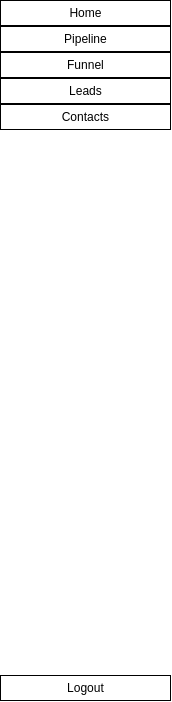
Above: CRM/views/ui/sidebar.ui from ImGaby123/SalesOptimizer-CRM before the change. Below: the same form after it.
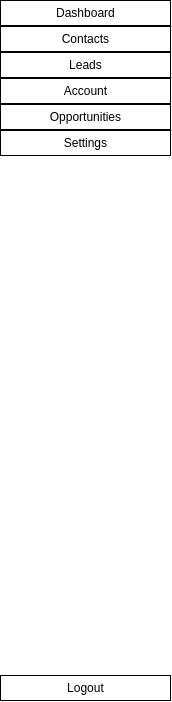
That is the form after the change.

Commit message: lead and settings setup in sidebar

```diff
--- a/CRM/views/ui/sidebar.ui
+++ b/CRM/views/ui/sidebar.ui
@@ -52,97 +52,7 @@
 }</string>
       </property>
       <property name="text">
-       <string>Home</string>
-      </property>
-      <property name="flat">
-       <bool>true</bool>
-      </property>
-     </widget>
-    </item>
-    <item>
-     <widget class="QPushButton" name="pipeline_btn">
-      <property name="sizePolicy">
-       <sizepolicy hsizetype="Expanding" vsizetype="Fixed">
-        <horstretch>0</horstretch>
-        <verstretch>0</verstretch>
-       </sizepolicy>
-      </property>
-      <property name="styleSheet">
-       <string notr="true">QPushButton {
-    background-color: rgb(255, 255, 255);
-    border: 1px solid rgb(0, 0, 0);
-    padding: 5px;
-    color: rgb(0, 0, 0);
-}
-
-QPushButton:hover {
-    background-color: rgb(0, 0, 0);
-    border: 1px solid rgb(255, 255, 255);
-    color: rgb(255, 255, 255);
-}</string>
-      </property>
-      <property name="text">
-       <string>Pipeline</string>
-      </property>
-      <property name="flat">
-       <bool>true</bool>
-      </property>
-     </widget>
-    </item>
-    <item>
-     <widget class="QPushButton" name="funnel_btn">
-      <property name="sizePolicy">
-       <sizepolicy hsizetype="Expanding" vsizetype="Fixed">
-        <horstretch>0</horstretch>
-        <verstretch>0</verstretch>
-       </sizepolicy>
-      </property>
-      <property name="styleSheet">
-       <string notr="true">QPushButton {
-    background-color: rgb(255, 255, 255);
-    border: 1px solid rgb(0, 0, 0);
-    padding: 5px;
-    color: rgb(0, 0, 0);
-}
-
-QPushButton:hover {
-    background-color: rgb(0, 0, 0);
-    border: 1px solid rgb(255, 255, 255);
-    color: rgb(255, 255, 255);
-}</string>
-      </property>
-      <property name="text">
-       <string>Funnel</string>
-      </property>
-      <property name="flat">
-       <bool>true</bool>
-      </property>
-     </widget>
-    </item>
-    <item>
-     <widget class="QPushButton" name="leads_btn">
-      <property name="sizePolicy">
-       <sizepolicy hsizetype="Expanding" vsizetype="Fixed">
-        <horstretch>0</horstretch>
-        <verstretch>0</verstretch>
-       </sizepolicy>
-      </property>
-      <property name="styleSheet">
-       <string notr="true">QPushButton {
-    background-color: rgb(255, 255, 255);
-    border: 1px solid rgb(0, 0, 0);
-    padding: 5px;
-    color: rgb(0, 0, 0);
-}
-
-QPushButton:hover {
-    background-color: rgb(0, 0, 0);
-    border: 1px solid rgb(255, 255, 255);
-    color: rgb(255, 255, 255);
-}</string>
-      </property>
-      <property name="text">
-       <string>Leads</string>
+       <string>Dashboard</string>
       </property>
       <property name="flat">
        <bool>true</bool>
@@ -179,6 +89,126 @@
       </property>
      </widget>
     </item>
+    <item>
+     <widget class="QPushButton" name="leads_btn">
+      <property name="sizePolicy">
+       <sizepolicy hsizetype="Expanding" vsizetype="Fixed">
+        <horstretch>0</horstretch>
+        <verstretch>0</verstretch>
+       </sizepolicy>
+      </property>
+      <property name="styleSheet">
+       <string notr="true">QPushButton {
+    background-color: rgb(255, 255, 255);
+    border: 1px solid rgb(0, 0, 0);
+    padding: 5px;
+    color: rgb(0, 0, 0);
+}
+
+QPushButton:hover {
+    background-color: rgb(0, 0, 0);
+    border: 1px solid rgb(255, 255, 255);
+    color: rgb(255, 255, 255);
+}</string>
+      </property>
+      <property name="text">
+       <string>Leads</string>
+      </property>
+      <property name="flat">
+       <bool>true</bool>
+      </property>
+     </widget>
+    </item>
+    <item>
+     <widget class="QPushButton" name="account_btn">
+      <property name="sizePolicy">
+       <sizepolicy hsizetype="Expanding" vsizetype="Fixed">
+        <horstretch>0</horstretch>
+        <verstretch>0</verstretch>
+       </sizepolicy>
+      </property>
+      <property name="styleSheet">
+       <string notr="true">QPushButton {
+    background-color: rgb(255, 255, 255);
+    border: 1px solid rgb(0, 0, 0);
+    padding: 5px;
+    color: rgb(0, 0, 0);
+}
+
+QPushButton:hover {
+    background-color: rgb(0, 0, 0);
+    border: 1px solid rgb(255, 255, 255);
+    color: rgb(255, 255, 255);
+}</string>
+      </property>
+      <property name="text">
+       <string>Account</string>
+      </property>
+      <property name="flat">
+       <bool>true</bool>
+      </property>
+     </widget>
+    </item>
+    <item>
+     <widget class="QPushButton" name="opportunities_btn">
+      <property name="sizePolicy">
+       <sizepolicy hsizetype="Expanding" vsizetype="Fixed">
+        <horstretch>0</horstretch>
+        <verstretch>0</verstretch>
+       </sizepolicy>
+      </property>
+      <property name="styleSheet">
+       <string notr="true">QPushButton {
+    background-color: rgb(255, 255, 255);
+    border: 1px solid rgb(0, 0, 0);
+    padding: 5px;
+    color: rgb(0, 0, 0);
+}
+
+QPushButton:hover {
+    background-color: rgb(0, 0, 0);
+    border: 1px solid rgb(255, 255, 255);
+    color: rgb(255, 255, 255);
+}</string>
+      </property>
+      <property name="text">
+       <string>Opportunities</string>
+      </property>
+      <property name="flat">
+       <bool>true</bool>
+      </property>
+     </widget>
+    </item>
+    <item>
+     <widget class="QPushButton" name="settings_btn">
+      <property name="sizePolicy">
+       <sizepolicy hsizetype="Expanding" vsizetype="Fixed">
+        <horstretch>0</horstretch>
+        <verstretch>0</verstretch>
+       </sizepolicy>
+      </property>
+      <property name="styleSheet">
+       <string notr="true">QPushButton {
+    background-color: rgb(255, 255, 255);
+    border: 1px solid rgb(0, 0, 0);
+    padding: 5px;
+    color: rgb(0, 0, 0);
+}
+
+QPushButton:hover {
+    background-color: rgb(0, 0, 0);
+    border: 1px solid rgb(255, 255, 255);
+    color: rgb(255, 255, 255);
+}</string>
+      </property>
+      <property name="text">
+       <string>Settings</string>
+      </property>
+      <property name="flat">
+       <bool>true</bool>
+      </property>
+     </widget>
+    </item>
     <item>
      <spacer name="verticalSpacer">
       <property name="orientation">
```
Left out of the diff: 2 changed lines with no effect on the pictures. The commit also changes 15 other files.
